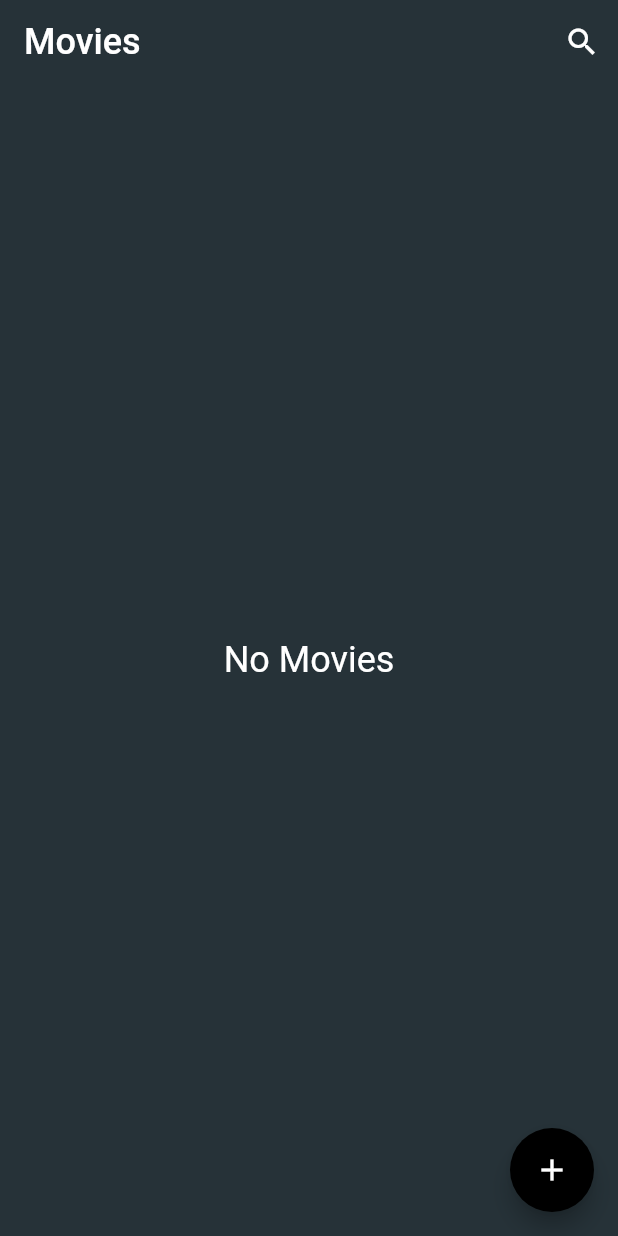
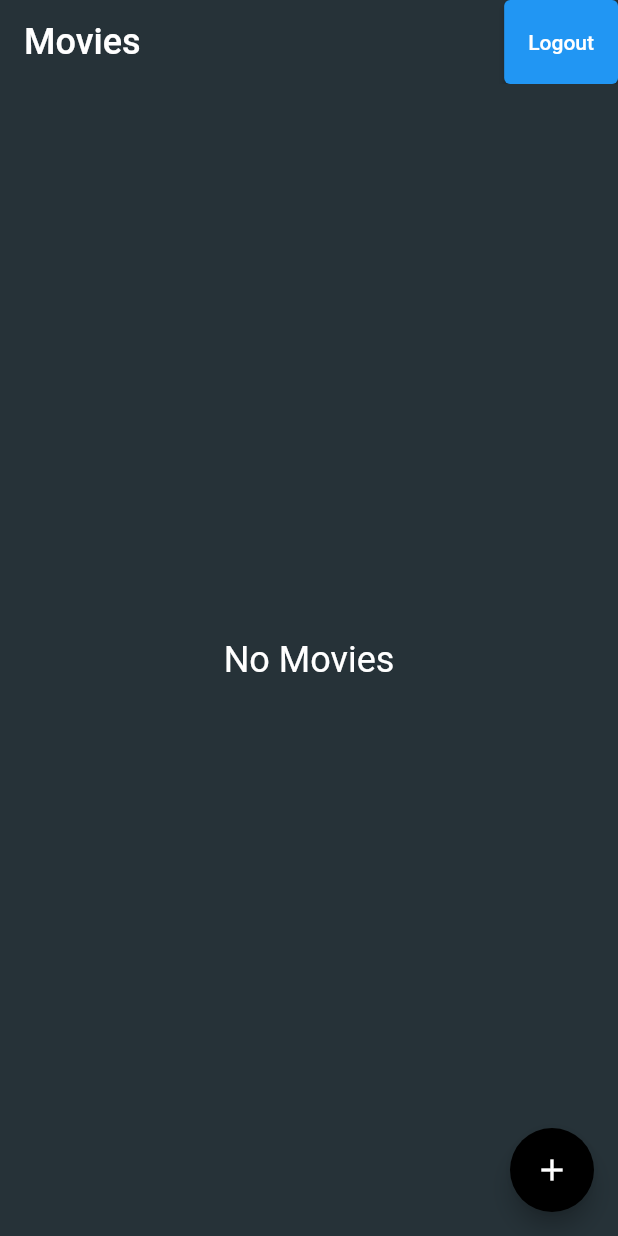
Before and after one commit to rahul6975/Save-Karo, a Flutter app: the screen it shows once a user with an empty profile is signed in, on a phone screen of 412 x 824 dp. Run offline on Flutter 3.47's test engine with Material 2 defaults, Android fonts, the light colour scheme and no system bars; our stand-ins replace firebase_auth, font_awesome_flutter, google_sign_in, image_picker, sqflite; accounts and stored records are empty.

Commit message:
App completed

```diff
--- a/save_karo/lib/page/HomePage.dart
+++ b/save_karo/lib/page/HomePage.dart
@@ -4,7 +4,6 @@ import 'package:provider/provider.dart';
 import 'package:save_karo/page/MoviesPage.dart';
 import 'package:save_karo/provider/GoogleSignInProvider.dart';
 import 'package:save_karo/widget/BackgroundPainter.dart';
-import 'package:save_karo/widget/LoggedInWidget.dart';
 import 'package:save_karo/widget/SignUpWidget.dart';
 
 class HomePage extends StatelessWidget {
--- a/save_karo/lib/page/MoviesPage.dart
+++ b/save_karo/lib/page/MoviesPage.dart
@@ -3,8 +3,10 @@ import 'dart:io';
 import 'package:flutter/material.dart';
 import 'package:flutter_staggered_grid_view/flutter_staggered_grid_view.dart';
 import 'package:image_picker/image_picker.dart';
+import 'package:provider/provider.dart';
 import 'package:save_karo/db/MoviesDatabase.dart';
 import 'package:save_karo/model/Movies.dart';
+import 'package:save_karo/provider/GoogleSignInProvider.dart';
 import 'package:save_karo/widget/MovieCardWidget.dart';
 import 'AddEditMoviePage.dart';
 import 'MovieDetailPage.dart';
@@ -46,7 +48,17 @@ class _MoviesPageState extends State<MoviesPage> {
             'Movies',
             style: TextStyle(fontSize: 24),
           ),
-          actions: [Icon(Icons.search), SizedBox(width: 12)],
+          actions: [
+
+            ElevatedButton(
+              onPressed: () {
+                final provider =
+                Provider.of<GoogleSignInProvider>(context, listen: false);
+                provider.logout();
+              },
+              child: Text('Logout'),
+            ),
+          ],
         ),
         body: Center(
           child: isLoading
```
Also changed, not shown: save_karo/lib/widget/LoggedInWidget.dart (deleted, +0 -50 lines), 1 other file.
